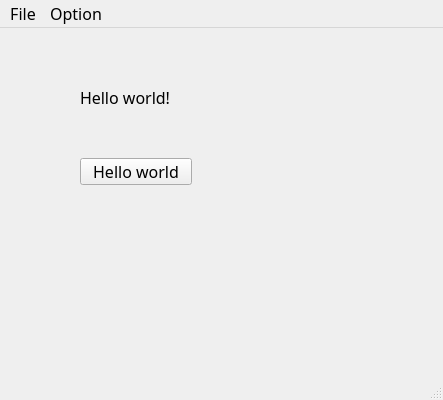
The window that 临时/new.ui (WeiyeWang/mathdept) describes before a commit, drawn with Qt 5.
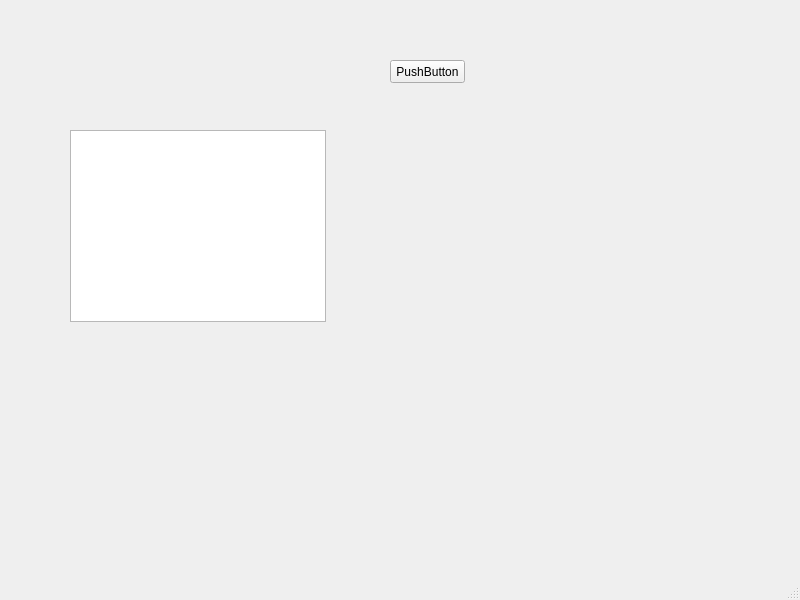
The same window after the commit.

Diff of the .ui file:
```diff
--- a/临时/new.ui
+++ b/临时/new.ui
@@ -6,57 +6,36 @@
    <rect>
     <x>0</x>
     <y>0</y>
-    <width>443</width>
-    <height>400</height>
+    <width>800</width>
+    <height>600</height>
    </rect>
   </property>
-  <property name="font">
-   <font>
-    <family>Book Antiqua</family>
-    <pointsize>12</pointsize>
-   </font>
-  </property>
   <property name="windowTitle">
    <string>Hello World!</string>
   </property>
   <widget class="QWidget" name="centralwidget">
-   <widget class="QLabel" name="label">
-    <property name="geometry">
-     <rect>
-      <x>80</x>
-      <y>60</y>
-      <width>113</width>
-      <height>19</height>
-     </rect>
-    </property>
-    <property name="font">
-     <font>
-      <family>Cascadia Code</family>
-      <pointsize>12</pointsize>
-     </font>
-    </property>
-    <property name="text">
-     <string>Hello world!</string>
-    </property>
-   </widget>
    <widget class="QPushButton" name="pushButton">
     <property name="geometry">
      <rect>
-      <x>80</x>
+      <x>390</x>
+      <y>60</y>
+      <width>75</width>
+      <height>23</height>
+     </rect>
+    </property>
+    <property name="text">
+     <string>PushButton</string>
+    </property>
+   </widget>
+   <widget class="QTextBrowser" name="textBrowser">
+    <property name="geometry">
+     <rect>
+      <x>70</x>
       <y>130</y>
-      <width>112</width>
-      <height>27</height>
+      <width>256</width>
+      <height>192</height>
      </rect>
     </property>
-    <property name="font">
-     <font>
-      <family>Cascadia Code</family>
-      <pointsize>12</pointsize>
-     </font>
-    </property>
-    <property name="text">
-     <string>Hello world</string>
-    </property>
    </widget>
   </widget>
   <widget class="QMenuBar" name="menubar">
@@ -64,27 +43,10 @@
     <rect>
      <x>0</x>
      <y>0</y>
-     <width>443</width>
-     <height>26</height>
+     <width>800</width>
+     <height>22</height>
     </rect>
    </property>
-   <widget class="QMenu" name="menuFile">
-    <property name="title">
-     <string>File</string>
-    </property>
-    <addaction name="actionOpen"/>
-    <addaction name="actionSave"/>
-    <addaction name="separator"/>
-    <addaction name="actionExit"/>
-   </widget>
-   <widget class="QMenu" name="menuOption">
-    <property name="title">
-     <string>Option</string>
-    </property>
-    <addaction name="actionPreferences"/>
-   </widget>
-   <addaction name="menuFile"/>
-   <addaction name="menuOption"/>
   </widget>
   <widget class="QStatusBar" name="statusbar"/>
   <action name="actionOpen">
```
Left out of the diff: 22 changed lines with no effect on the pictures.
